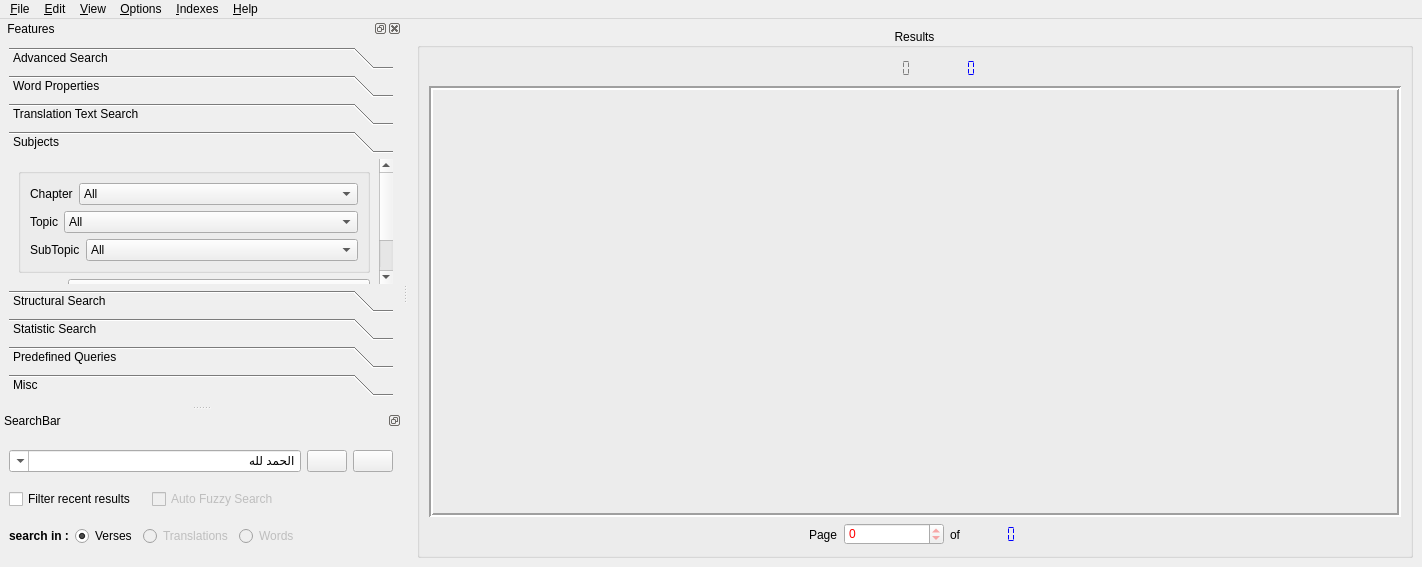
Old version of the form src/alfanous-desktop/UI/mainform.ui in the repository Alfanous-team/alfanous.
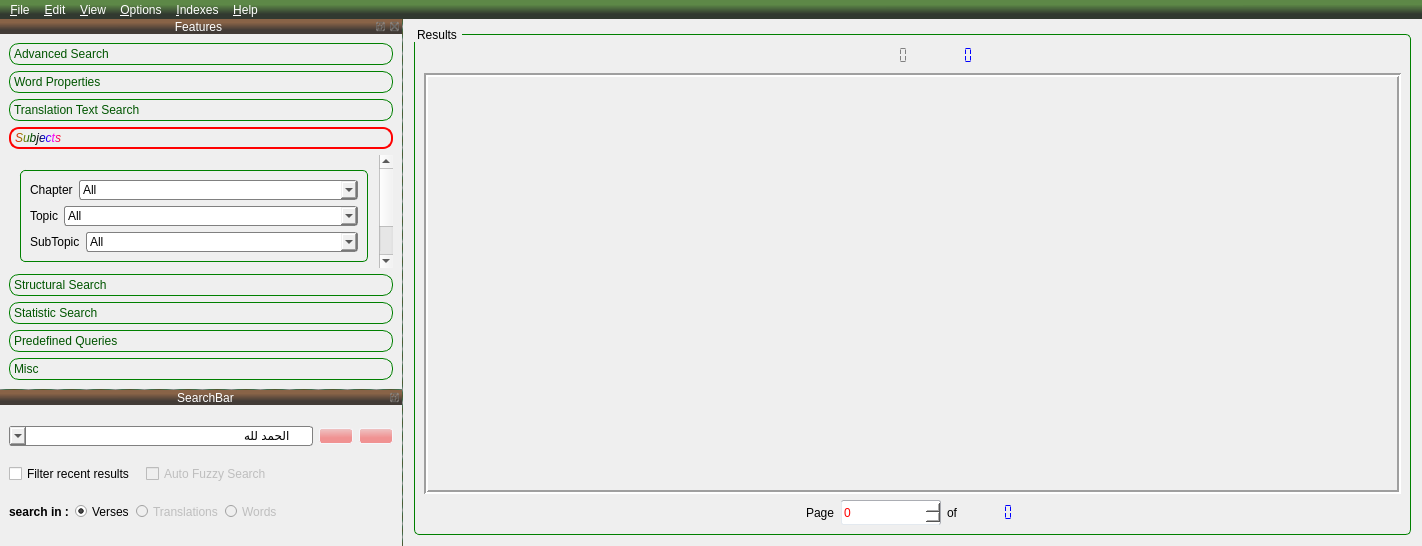
New version of the form. The open tabs and pages were chosen to show the change. Icons and pictures are not drawn.

Commit message: recover the old stylesheet of AlfanousDesktop mainform

```diff
--- a/src/alfanous-desktop/UI/mainform.ui
+++ b/src/alfanous-desktop/UI/mainform.ui
@@ -11,7 +11,7 @@
     <x>0</x>
     <y>0</y>
     <width>1422</width>
-    <height>567</height>
+    <height>546</height>
    </rect>
   </property>
   <property name="sizePolicy">
@@ -46,7 +46,393 @@
    <enum>Qt::LeftToRight</enum>
   </property>
   <property name="styleSheet">
-   <string notr="true"/>
+   <string notr="true">
+     QComboBox {
+     border: 1px solid gray;
+     border-radius: 3px;
+     padding: 1px 18px 1px 3px;
+     min-width: 6em;
+ }
+
+
+ QComboBox::down-arrow {
+     image:url(:/resources/1downarrow.png)
+ }
+
+ QComboBox::down-arrow:on { /* shift the arrow when popup is open */
+     top: 1px;
+     left: 1px;
+ }
+
+
+ QToolBox::tab {
+         background: qlineargradient(x1: 0, y1: 0, x2: 0, y2: 1,
+                                     stop: 0 #E1F1E1, stop: 0.4 #DDEDDD,
+                                     stop: 0.5 #D8E8D8, stop: 1.0 #D3E3D3);
+         border-radius: 10px;
+         color: rgb(0, 85, 0);
+     border: 1px solid green;
+     }
+
+     QToolBox::tab:selected { /* italicize selected tabs */
+  background: qlineargradient(x1: 0, y1: 0, x2: 0, y2: 1,
+                                     stop: 0 #C1D1C1, stop: 0.4 #BDCDBD,
+                                     stop: 0.5 #B8C8B8, stop: 1.0 #B3C3B3);
+         font: italic;
+         color: qlineargradient(spread:pad, x1:0, y1:0, x2:1, y2:0, stop:0 rgba(255, 0, 0, 255), stop:0.166 rgba(138, 138, 0, 255), stop:0.333 rgba(0, 92, 0, 255), stop:0.5 rgba(0, 0, 0, 255), stop:0.666 rgba(0, 0, 255, 255), stop:0.833 rgba(255, 0, 255, 255), stop:1 rgba(255, 0, 0, 255));
+     border: 2px solid red;
+}
+
+
+QMainWindow::separator {
+    height: 1px;
+	width: 1px;
+
+background-color: qlineargradient(spread:reflect, x1:0.996, y1:0.0113182, x2:1, y2:0, stop:0 rgba(121, 121, 121, 194), stop:0.45 rgba(38, 92, 54, 222), stop:1 rgba(57, 64, 17, 222))
+
+}
+
+QDockWidget {
+     border: 1px solid lightgray;
+
+     titlebar-close-icon: url(:/resources/application_exit.png);
+     titlebar-normal-icon: url(:/resources/bookmark.png);
+    color : white;
+	border-radius:5px;
+ 	icon-size: 64px;
+ }
+
+ QDockWidget::title {
+     text-align: center; /* align the text to the left */
+     background:qlineargradient(spread:pad, x1:0.472273, y1:0.738, x2:0.468818, y2:0.239, stop:0 rgba(60, 53, 48, 246), stop:1 rgba(121, 78, 46, 222));
+     padding-left: 20px;
+ }
+
+ QDockWidget::close-button, QDockWidget::float-button {
+     border: 1px solid transparent;
+     padding: 0px;
+ }
+
+ QDockWidget::close-button:hover, QDockWidget::float-button:hover {
+
+ }
+
+ QDockWidget::close-button:pressed, QDockWidget::float-button:pressed {
+     padding: 1px -1px -1px 1px;
+ }
+
+QPushButton { background: qlineargradient(spread:pad, x1:0.504091, y1:0.619, x2:0.487, y2:0, stop:0 rgba(240, 146, 146, 255), stop:1 rgba(238, 197, 197, 255)) ;
+ border: 1px solid #f5f6fa;
+     border-radius: 3px; }
+
+QToolButton { background: qlineargradient(spread:pad, x1:0.504091, y1:0.619, x2:0.487, y2:0, stop:0 rgba(162, 200, 160, 255), stop:1 rgba(226, 225, 221, 255));
+ border: 1px solid #f5f6fa;
+     border-radius: 3px; }
+
+
+QMenuBar { background: qlineargradient(spread:pad, x1:0.472273, y1:0.738, x2:0.468818, y2:0.239, stop:0 rgba(43, 51, 41, 246), stop:1 rgba(71, 121, 46, 222));
+color : white}
+
+QMenuBar::item {
+ background: transparent;
+color:white;
+}
+
+
+ QMenuBar::item:selected,QPushButton:hover,QToolButton:hover { /* when selected using mouse or keyboard */
+border: 1px solid #f5f6fa;
+     border-radius: 3px;
+
+     background-color: qlineargradient(x1:0, y1:0, x2:0, y2:1,
+                                       stop:0 #d0d0d0 stop:0.5 #259478 stop:1 #57a792);
+ }
+
+ QMenuBar::item:pressed,QPushButton:pressed,QToolButton:pressed{
+          border: 1px solid grey;
+     border-radius: 3px;
+
+background-color: qlineargradient(x1:0, y1:0, x2:0, y2:1,
+                                       stop:0 #e0e0e0 stop:0.5 #257894 stop:1 #5792a7);
+
+}
+
+QMenu {
+     background-color: #f1f1f1; /* sets background of the menu */
+     border: 1px solid #979797;
+ }
+
+
+ QMenu::item { /* when selected using mouse or keyboard */
+
+margin-left: 2px;
+margin-right: 2px;
+
+padding-top: 4px;
+padding-bottom: 4px;
+padding-left: 28px;
+padding-right: 14px;
+
+/*background:blue;*/
+/*padding: 2px 0px 2px -1px;*/
+}
+
+ QMenu::item:selected { /* when selected using mouse or keyboard */
+     border: 1px solid #a7dbff;
+     border-radius: 3px;
+
+     background-color: qlineargradient(x1:0, y1:0, x2:0, y2:1,
+                                       stop:0 #f1f1f1 stop:1 #e4f0f5);
+
+margin-left: 1px;
+
+padding-left: 28px;
+
+
+/*padding: 2px 0px 2px -1px;*/
+}
+
+
+
+
+QMenu::indicator:unchecked { /* when selected using mouse or keyboard */
+
+     border-radius: 3px;
+
+}
+
+QMenu::indicator:checked:enabled { /* when selected using mouse or keyboard */
+     border: 1px solid #a7dbff;
+     border-radius: 3px;
+
+     background-color: #e6eff4;
+
+     image: url(:/resources/menu_indicator.png)
+}
+
+
+QMenu::indicator:checked:!enabled { /* when selected using mouse or keyboard */
+     image: url(:/resources/menu_indicator_disabled.png)
+}
+
+
+
+QMenu::separator {
+    height: 2px;
+    margin-left: 0px;
+margin-top: 4px;
+margin-bottom: 4px;
+
+background-color: #aaeeaa;
+
+}
+
+QGroupBox {
+     border: 1px solid green;
+	border-radius:5px;
+	margin: 6px 2px 2px 2px;
+}
+
+QGroupBox::title {
+     subcontrol-origin: margin;
+     subcontrol-position: top left; /* position at the top center */
+     padding: 0 3px;
+}
+
+ QCheckBox {
+     spacing: 5px;
+ }
+
+ QCheckBox::indicator {
+     width: 13px;
+     height: 13px;
+ }
+
+ QCheckBox::indicator:unchecked {
+     image: url(:/resources/checkbox_off_enabled.png);
+ }
+
+ QCheckBox::indicator:unchecked:!enabled {
+     image: url(:/resources/checkbox_off_disabled.png);
+ }
+
+ QCheckBox::indicator:unchecked:hover {
+     image: url(:/resources/checkbox_off_enabled_hover.png);
+ }
+
+ QCheckBox::indicator:unchecked:pressed {
+     image: url(:/resources/checkbox_off_enabled_pressed.png);
+ }
+
+ QCheckBox::indicator:checked {
+     image: url(:/resources/checkbox_on_enabled.png);
+ }
+
+ QCheckBox::indicator:checked:!enabled {
+     image: url(:/resources/checkbox_on_disabled.png);
+ }
+
+
+ QCheckBox::indicator:checked:hover {
+     image: url(:/resources/checkbox_on_enabled_hover.png);
+ }
+
+ QCheckBox::indicator:checked:pressed {
+     image: url(:/resources/checkbox_on_enabled_pressed.png);
+ }
+
+ QCheckBox::indicator:indeterminate:hover {
+     image: url(:/resources/checkbox_inter_enabled_hover.png);
+ }
+
+ QCheckBox::indicator:indeterminate {
+     image: url(:/resources/checkbox_inter_enabled.png);
+ } 
+
+ QCheckBox::indicator:indeterminate:!enabled {
+     image: url(:/resources/checkbox_inter_disabled.png);
+ }
+
+QRadioButton {
+     spacing: 5px;
+ }
+
+ QRadioButton::indicator {
+     width: 12px;
+     height: 12px;
+ }
+
+ QRadioButton::indicator:unchecked {
+     image: url(:/resources/radiobutton_off_enabled.png);
+ }
+
+ QRadioButton::indicator:checked {
+     image: url(:/resources/radiobutton_on_enabled.png);
+ }
+
+ QRadioButton::indicator:checked:hover {
+     image: url(:/resources/radiobutton_on_enabled_hover.png);
+ }
+
+ QRadioButton::indicator:checked:pressed {
+     image: url(:/resources/radiobutton_on_enabled_pressed.png);
+}
+
+ QRadioButton::indicator:unchecked:!enabled {
+     image: url(:/resources/radiobutton_off_disabled.png);
+ }
+
+ QRadioButton::indicator:checked:!enabled {
+     image: url(:/resources/radiobutton_on_disabled.png);
+ }
+
+ QRadioButton::indicator:unchecked:hover {
+     image: url(:/resources/radiobutton_off_enabled_hover.png);
+}
+
+ QRadioButton::indicator:unchecked:pressed {
+     image: url(:/resources/radiobutton_off_enabled_pressed.png);
+}
+
+QLineEdit, QTextEdit, QSpinBox, QDoubleSpinBox, QTextBrowser {
+ 	border-top: 1px solid #abadb3;
+ 	border-right: 1px solid #abadb3;
+	border-left: 1px solid #e3e9ef;
+	border-bottom: 1px solid #e3e9ef;
+	border-radius: 2px;
+
+     background: white;
+     selection-background-color: #3399ff;
+
+	min-height: 23 px;
+}
+
+QLineEdit:!enabled, QTextEdit:!enabled, QSpinBox:!enabled, QDoubleSpinBox:!enabled {
+ 	border: 1px solid #afafaf;
+	border-radius: 2px;
+
+     background: white;
+	color: #afafaf;
+     selection-background-color: #3399ff;
+}
+
+
+QLineEdit:hover:enabled, QTextEdit:hover:enabled, QSpinBox:hover:enabled, QDoubleSpinBox:hover:enabled {
+ 	border-top: 1px solid #3d7bad;
+ 	border-right: 1px solid #3d7bad;
+	border-left: 1px solid #b7d9ed;
+	border-bottom: 1px solid #b7d9ed;
+}
+
+
+QSpinBox, QDoubleSpinBox {
+	padding-right: 18px;
+}
+
+QSpinBox::up-button:!enabled, QDoubleSpinBox::up-button:!enabled,
+QSpinBox::up-arrow:off, QDoubleSpinBox::up-arrow:off {
+	border-image: url(:/resources/spin_up_disabled.png) 1;
+}
+
+QSpinBox::down-button:!enabled, QDoubleSpinBox::down-button:!enabled,
+QSpinBox::down-arrow:off, QDoubleSpinBox::down-arrow:off {
+	border-image: url(:/resources/spin_down_disabled.png) 1;
+}
+
+QSpinBox::up-button:hover:enabled, QDoubleSpinBox::up-button:hover:enabled {
+	border-image: url(:/resources/spin_up_enabled_hover.png) 1;
+}
+
+QSpinBox::up-button:pressed:enabled, QDoubleSpinBox::up-button:pressed:enabled {
+	border-image: url(:/resources/spin_up_enabled_pressed.png) 1;
+}
+
+QSpinBox::down-button:hover:enabled, QDoubleSpinBox::down-button:hover:enabled {
+	border-image: url(:/resources/spin_down_enabled_hover.png) 1;
+}
+
+QSpinBox::down-button:pressed:enabled, QDoubleSpinBox::down-button:pressed:enabled {
+	border-image: url(:/resources/spin_down_enabled_pressed.png) 1;
+}
+
+QSpinBox::up-button, QDoubleSpinBox::up-button {
+     subcontrol-origin: border;
+     subcontrol-position: top right; /* position at the top right corner */
+
+     width: 16px; /* 16 + 2*1px border-width = 15px padding + 3px parent border */
+     border-width: 2px;
+	border-bottom-width: 0;
+
+	border-image: url(:/resources/spin_up_enabled.png) 1;
+}
+
+QSpinBox::down-button, QDoubleSpinBox::down-button {
+     subcontrol-origin: border;
+     subcontrol-position: bottom right; /* position at bottom right corner */
+
+     width: 16px;
+     border-width: 2px;
+     border-top-width: 0;
+
+	border-image: url(:/resources/spin_down_enabled.png) 1;
+}
+
+
+
+
+
+QComboBox::QFrame {
+	border: 1px solid #828790;
+}
+
+QLabel,QToolBox {
+	border: 0px solid #828790;
+}
+
+
+
+
+
+</string>
   </property>
   <property name="locale">
    <locale language="English" country="UnitedStates"/>
@@ -282,7 +668,7 @@
            <property name="minimumSize">
             <size>
              <width>100</width>
-             <height>0</height>
+             <height>25</height>
             </size>
            </property>
            <property name="styleSheet">
@@ -621,6 +1007,9 @@
     <iconset resource="../images/main.qrc">
      <normaloff>:/resources/editcut.png</normaloff>:/resources/editcut.png</iconset>
    </property>
+   <property name="styleSheet">
+    <string notr="true">arora -style=clearlooks</string>
+   </property>
    <property name="floating">
     <bool>false</bool>
    </property>
@@ -1408,8 +1797,8 @@
          <rect>
           <x>0</x>
           <y>0</y>
-          <width>183</width>
-          <height>227</height>
+          <width>383</width>
+          <height>195</height>
          </rect>
         </property>
         <attribute name="label">
@@ -2490,7 +2879,7 @@
          </property>
          <property name="minimumSize">
           <size>
-           <width>0</width>
+           <width>125</width>
            <height>0</height>
           </size>
          </property>
```
Left out of the diff: 30 changed lines with no effect on the pictures.
